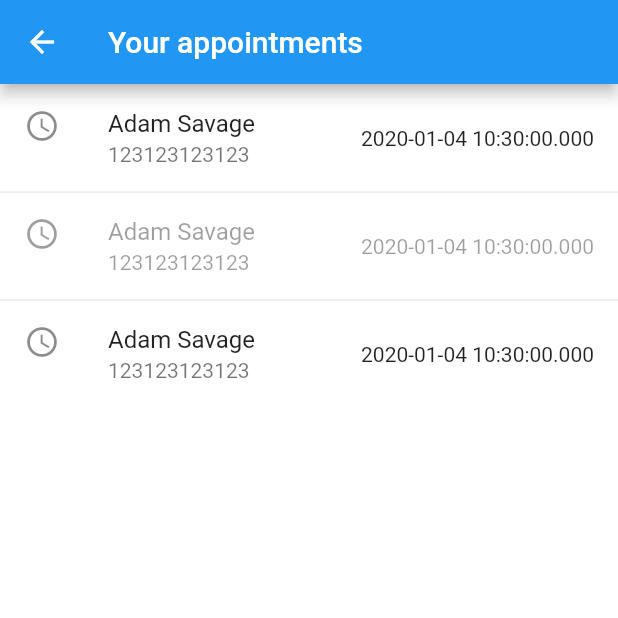
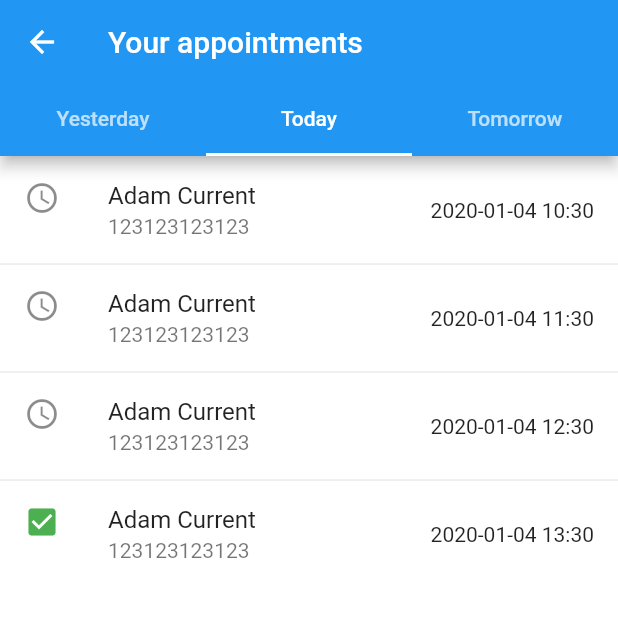
Before and after one commit to paweljur/Przychodnia-Mobile, a Flutter app: the AppointmentsPage screen opened by its route, on a phone screen of 412 x 824 dp, the top half of it. Run offline on Flutter 3.47's test engine with Material 2 defaults, Android fonts, the phone set to English and light mode, and no system bars.

Commit message:
Sort of finished appointment viewer

```diff
--- a/przychodnia_mobile/lib/appointments_page.dart
+++ b/przychodnia_mobile/lib/appointments_page.dart
@@ -8,17 +8,90 @@ class AppointmentsPage extends StatefulWidget {
 }
 
 class _AppointmentsPageState extends State<AppointmentsPage> {
-  List<Appointment> appointments = [
+  List<Appointment> _appointments = [
     Appointment(
       id: 1,
-      appointmentDate: DateTime.now(),
+      appointmentDate: DateTime.now().subtract(Duration(days: 1, hours: 2)),
       patient: Patient(
         id: 1,
         name: 'Adam',
-        surname: 'Savage',
+        surname: 'Past',
         identityNumber: '123123123123',
       ),
       isCancelled: false,
+      isFinished: true,
+    ),
+    Appointment(
+      id: 1,
+      appointmentDate: DateTime.now().subtract(Duration(days: 1, hours: 1)),
+      patient: Patient(
+        id: 1,
+        name: 'Adam',
+        surname: 'Past',
+        identityNumber: '123123123123',
+      ),
+      isCancelled: false,
+      isFinished: false,
+    ),
+    Appointment(
+      id: 1,
+      appointmentDate: DateTime.now().subtract(Duration(days: 1, hours: 3)),
+      patient: Patient(
+        id: 1,
+        name: 'Adam',
+        surname: 'Past',
+        identityNumber: '123123123123',
+      ),
+      isCancelled: false,
+      isFinished: true,
+    ),
+    Appointment(
+      id: 1,
+      appointmentDate: DateTime.now().subtract(Duration(days: 1)),
+      patient: Patient(
+        id: 1,
+        name: 'Adam',
+        surname: 'Past',
+        identityNumber: '123123123123',
+      ),
+      isCancelled: true,
+      isFinished: false,
+    ),
+    Appointment(
+      id: 1,
+      appointmentDate: DateTime.now().add(Duration(hours: 2)),
+      patient: Patient(
+        id: 1,
+        name: 'Adam',
+        surname: 'Current',
+        identityNumber: '123123123123',
+      ),
+      isCancelled: false,
+      isFinished: false,
+    ),
+    Appointment(
+      id: 1,
+      appointmentDate: DateTime.now().add(Duration(hours: 1)),
+      patient: Patient(
+        id: 1,
+        name: 'Adam',
+        surname: 'Current',
+        identityNumber: '123123123123',
+      ),
+      isCancelled: false,
+      isFinished: false,
+    ),
+    Appointment(
+      id: 1,
+      appointmentDate: DateTime.now().add(Duration(hours: 3)),
+      patient: Patient(
+        id: 1,
+        name: 'Adam',
+        surname: 'Current',
+        identityNumber: '123123123123',
+      ),
+      isCancelled: false,
+      isFinished: true,
     ),
     Appointment(
       id: 1,
@@ -26,49 +99,155 @@ class _AppointmentsPageState extends State<AppointmentsPage> {
       patient: Patient(
         id: 1,
         name: 'Adam',
-        surname: 'Savage',
+        surname: 'Current',
+        identityNumber: '123123123123',
+      ),
+      isCancelled: false,
+      isFinished: false,
+    ),
+    Appointment(
+      id: 1,
+      appointmentDate: DateTime.now().add(Duration(days: 1, hours: 3)),
+      patient: Patient(
+        id: 1,
+        name: 'Adam',
+        surname: 'Future',
         identityNumber: '123123123123',
       ),
       isCancelled: true,
+      isFinished: false,
     ),
     Appointment(
       id: 1,
-      appointmentDate: DateTime.now(),
+      appointmentDate: DateTime.now().add(Duration(days: 1, hours: 1)),
       patient: Patient(
         id: 1,
         name: 'Adam',
-        surname: 'Savage',
+        surname: 'Future',
         identityNumber: '123123123123',
       ),
       isCancelled: false,
+      isFinished: false,
+    ),
+    Appointment(
+      id: 1,
+      appointmentDate: DateTime.now().add(Duration(days: 1, hours: 2)),
+      patient: Patient(
+        id: 1,
+        name: 'Adam',
+        surname: 'Future',
+        identityNumber: '123123123123',
+      ),
+      isCancelled: false,
+      isFinished: false,
+    ),
+    Appointment(
+      id: 1,
+      appointmentDate: DateTime.now().add(Duration(days: 1)),
+      patient: Patient(
+        id: 1,
+        name: 'Adam',
+        surname: 'Future',
+        identityNumber: '123123123123',
+      ),
+      isCancelled: false,
+      isFinished: false,
     ),
   ];
 
-  List<Widget> getAppoitmentTiles() {
+  Icon getAppoitmentStatus(Appointment appointment) {
+    if (appointment.isCancelled) {
+      return Icon(
+        Icons.cancel,
+        color: Colors.red,
+      );
+    } else if (appointment.isFinished) {
+      return Icon(
+        Icons.check_box,
+        color: Colors.green,
+      );
+    } else if (!appointment.isFinished &&
+        !appointment.isCancelled &&
+        appointment.wasYesterday()) {
+      return Icon(
+        Icons.timer_off,
+        color: Colors.red,
+      );
+    } else {
+      return Icon(Icons.access_time);
+    }
+  }
+
+  List<Widget> mapToListTile(List<Appointment> appointments) {
     return appointments
         .map((appointment) => ListTile(
-              leading: Icon(Icons.access_time),
-              title: Text(
-                  '${appointment.patient.name} ${appointment.patient.surname}'),
-              trailing: Text('${appointment.appointmentDate.toString()}'),
-              enabled: !appointment.isCancelled,
+              leading: getAppoitmentStatus(appointment),
+              title: Text(appointment.patient.fullName()),
+              trailing: Text(appointment.prettyAppointmentDate()),
               subtitle: Text(appointment.patient.identityNumber),
             ))
         .toList();
   }
 
+  List<Widget> getYesterdaysAppoitments() {
+    return mapToListTile(_appointments
+        .where((appointment) => appointment.wasYesterday())
+        .toList());
+  }
+
+  List<Widget> getTodaysAppoitments() {
+    return mapToListTile(
+        _appointments.where((appointment) => appointment.isToday()).toList());
+  }
+
+  List<Widget> getTomorrowsAppoitments() {
+    return mapToListTile(_appointments
+        .where((appointment) => appointment.isTomorrow())
+        .toList());
+  }
+
   @override
   Widget build(BuildContext context) {
-    return Scaffold(
+    _appointments
+        .sort((a, b) => a.appointmentDate.compareTo(b.appointmentDate));
+
+    return DefaultTabController(
+      length: 3,
+      initialIndex: 1,
+      child: Scaffold(
         appBar: AppBar(
           title: Text('Your appointments'),
+          bottom: TabBar(
+            tabs: <Widget>[
+              Tab(text: 'Yesterday'),
+              Tab(text: 'Today'),
+              Tab(text: 'Tomorrow'),
+            ],
+          ),
         ),
         backgroundColor: Colors.white,
-      body: ListView(
+        body: TabBarView(
+          children: <Widget>[
+            ListView(
               children: ListTile.divideTiles(
                 context: context,
-          tiles: getAppoitmentTiles(),
+                tiles: getYesterdaysAppoitments(),
               ).toList(),
+            ),
+            ListView(
+              children: ListTile.divideTiles(
+                context: context,
+                tiles: getTodaysAppoitments(),
+              ).toList(),
+            ),
+            ListView(
+              children: ListTile.divideTiles(
+                context: context,
+                tiles: getTomorrowsAppoitments(),
+              ).toList(),
+            ),
+          ],
+        ),
       ),
     );
   }
--- a/przychodnia_mobile/lib/login_page.dart
+++ b/przychodnia_mobile/lib/login_page.dart
@@ -22,12 +22,11 @@ class _LoginPageState extends State<LoginPage> {
   void login() {
     if (usernameController.text == correctUsername &&
         passwordController.text == correctPassword) {
-      print('validated user');
       Navigator.pushReplacementNamed(context, '/appointments');
     } else {
-      print('non valid user');
       usernameController.clear();
       passwordController.clear();
+
       showDialog(
         context: context,
         builder: (context) {
--- a/przychodnia_mobile/lib/models/appointment.dart
+++ b/przychodnia_mobile/lib/models/appointment.dart
@@ -5,6 +5,32 @@ class Appointment {
   DateTime appointmentDate;
   Patient patient;
   bool isCancelled;
+  bool isFinished;
 
-  Appointment({this.id, this.appointmentDate, this.patient, this.isCancelled});
+  Appointment(
+      {this.id,
+      this.appointmentDate,
+      this.patient,
+      this.isCancelled,
+      this.isFinished});
+
+  bool wasYesterday() {
+    DateTime now = DateTime.now();
+    return appointmentDate.isBefore(DateTime(now.year, now.month, now.day));
+  }
+
+  bool isToday() {
+    DateTime now = DateTime.now();
+    return appointmentDate.isAfter(DateTime(now.year, now.month, now.day)) &&
+        appointmentDate.isBefore(DateTime(now.year, now.month, now.day + 1));
+  }
+
+  bool isTomorrow() {
+    DateTime now = DateTime.now();
+    return appointmentDate.isAfter(DateTime(now.year, now.month, now.day + 1));
+  }
+
+  String prettyAppointmentDate() {
+    return appointmentDate.toString().substring(0, 16);
+  }
 }
--- a/przychodnia_mobile/lib/models/patient.dart
+++ b/przychodnia_mobile/lib/models/patient.dart
@@ -5,4 +5,8 @@ class Patient {
   String identityNumber;
 
   Patient({this.id, this.identityNumber, this.name, this.surname});
+
+  String fullName() {
+    return '$name $surname';
+  }
 }
```
Also changed, not shown: przychodnia_mobile/lib/main.dart (+0 -47 lines). Lines whose indentation alone changed are shown as unchanged.
